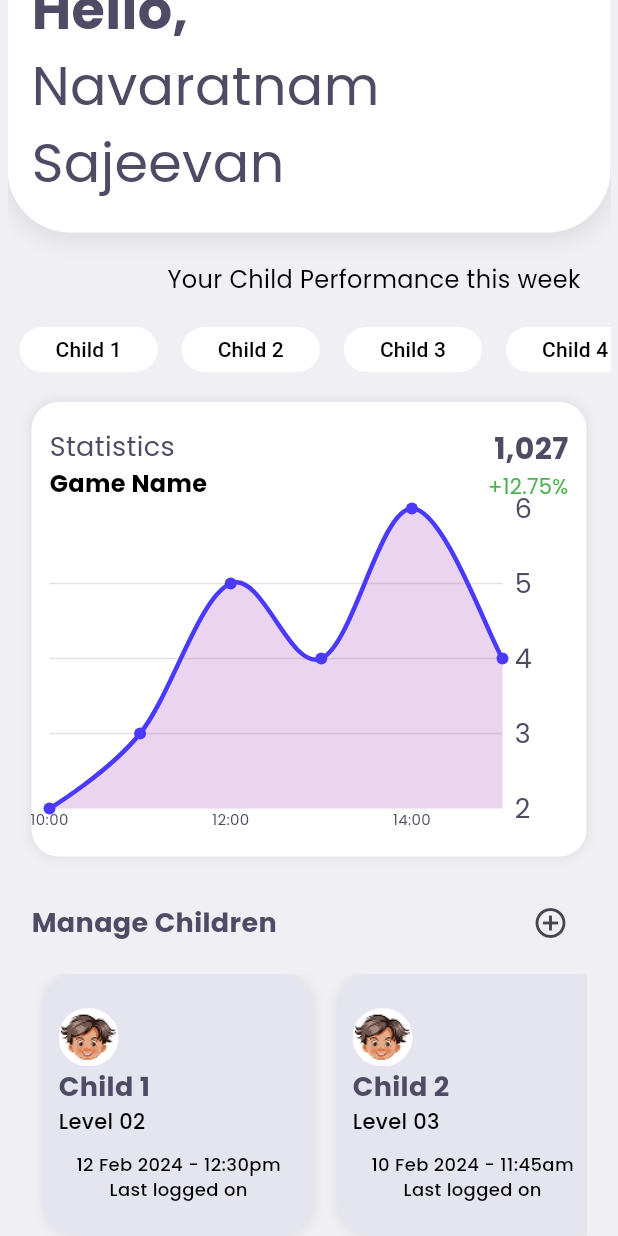
After one commit to IT21273858/24-25J-133-app, a Flutter app: the DashboardParent screen opened directly, scrolled down 95 dp, after a tap on the "add circle outline" icon, on a phone screen of 412 x 824 dp. The commit adds this screen. Run offline on Flutter 3.47's test engine with Material 3 defaults, Android fonts, the light colour scheme and no system bars; drawn by our look-alikes of fl_chart; our stand-ins replace flutter_feather_icons, google_fonts.

Commit message:
Dashboard for parent implemented

```diff
--- a/dyslexia/lib/CustomDrawer.dart
+++ b/dyslexia/lib/CustomDrawer.dart
@@ -1,3 +1,7 @@
+import 'package:dyslexia/DashboardParent.dart';
+import 'package:dyslexia/LoginPage.dart';
+import 'package:dyslexia/ProfileChild.dart';
+import 'package:dyslexia/ProfileParent.dart';
 import 'package:dyslexia/variables.dart';
 import 'package:flutter/material.dart';
 import 'package:flutter_feather_icons/flutter_feather_icons.dart';
@@ -11,10 +15,14 @@ class _CustomDrawerState extends State<CustomDrawer> {
   int selectedIndex = 0; // Active Menu Item
 
   final List<Map<String, dynamic>> menuItems = [
-    {"icon": FeatherIcons.home, "label": "Home"},
-    {"icon": FeatherIcons.gift, "label": "Lessons / Games"},
-    {"icon": FeatherIcons.award, "label": "Profile"},
-    {"icon": FeatherIcons.barChart2, "label": "Insights"},
+    {"icon": FeatherIcons.home, "label": "Home", "page": DashboardParent()},
+    {
+      "icon": FeatherIcons.gift,
+      "label": "Lessons / Games",
+      "page": ProfileParent(),
+    },
+    {"icon": FeatherIcons.award, "label": "Profile", "page": ProfileChild()},
+    {"icon": FeatherIcons.barChart2, "label": "Insights", "page": LoginPage()},
   ];
 
   @override
@@ -45,7 +53,6 @@ class _CustomDrawerState extends State<CustomDrawer> {
               children: [
                 Padding(padding: EdgeInsets.only(left: 40)),
                 Row(
-                  spacing: 10,
                   crossAxisAlignment: CrossAxisAlignment.center,
                   children: [
                     SizedBox(width: 5), // Left padding
@@ -54,8 +61,8 @@ class _CustomDrawerState extends State<CustomDrawer> {
                       borderRadius: BorderRadius.circular(16),
                       child: Image.asset(
                         "assets/images/menu_user.png",
-                        width: 120,
-                        height: 120,
+                        width: 80,
+                        height: 80,
                         fit: BoxFit.cover,
                       ),
                     ),
@@ -63,18 +70,16 @@ class _CustomDrawerState extends State<CustomDrawer> {
                     // Name & Role (Aligned Right)
                     Expanded(
                       child: Align(
-                        alignment:
-                            Alignment.centerRight, // Aligns text to the right
+                        alignment: Alignment.centerRight,
                         child: Column(
-                          crossAxisAlignment:
-                              CrossAxisAlignment.end, // Align text to right
+                          crossAxisAlignment: CrossAxisAlignment.end,
                           children: [
                             Text(
                               "Navaratnam Sanjeevan",
                               style: menuAppHeadingStyle,
                               maxLines: 2,
                               softWrap: true,
-                              textAlign: TextAlign.right, // Align text right
+                              textAlign: TextAlign.right,
                               overflow: TextOverflow.ellipsis,
                             ),
                             Text(
@@ -83,7 +88,7 @@ class _CustomDrawerState extends State<CustomDrawer> {
                                 color: Colors.grey,
                                 fontSize: 16,
                               ),
-                              textAlign: TextAlign.right, // Align text right
+                              textAlign: TextAlign.right,
                             ),
                           ],
                         ),
@@ -124,6 +129,14 @@ class _CustomDrawerState extends State<CustomDrawer> {
                     setState(() {
                       selectedIndex = index;
                     });
+
+                    // Navigate using MaterialPageRoute
+                    Navigator.pushReplacement(
+                      context,
+                      MaterialPageRoute(
+                        builder: (context) => menuItems[index]["page"],
+                      ),
+                    );
                   },
                   child: Container(
                     margin: EdgeInsets.symmetric(vertical: 4),
@@ -159,7 +172,11 @@ class _CustomDrawerState extends State<CustomDrawer> {
               width: double.infinity,
               child: ElevatedButton(
                 onPressed: () {
-                  // Handle logout action
+                  // Navigate to login page using MaterialPageRoute
+                  Navigator.pushReplacement(
+                    context,
+                    MaterialPageRoute(builder: (context) => LoginPage()),
+                  );
                 },
                 style: ElevatedButton.styleFrom(
                   backgroundColor: Colors.white,
--- /dev/null
+++ b/dyslexia/lib/DashboardParent.dart
@@ -0,0 +1,309 @@
+import 'package:flutter/material.dart';
+import 'package:dyslexia/CustomDrawer.dart';
+import 'package:dyslexia/components.dart';
+import 'package:fl_chart/fl_chart.dart';
+
+class DashboardParent extends StatelessWidget {
+  final List<FlSpot> performanceData = [
+    FlSpot(0, 2),
+    FlSpot(1, 3),
+    FlSpot(2, 5),
+    FlSpot(3, 4),
+    FlSpot(4, 6),
+    FlSpot(5, 4),
+  ]; // Sample Data
+
+  final List<String> children = ["Child 1", "Child 2", "Child 3", "Child 4"];
+
+  @override
+  Widget build(BuildContext context) {
+    return Scaffold(
+      backgroundColor: Color(0xFFF0EFF4),
+      body: Padding(
+        padding: const EdgeInsets.symmetric(horizontal: 5.0),
+        child: ListView(
+          children: [
+            Column(
+              spacing: 20,
+              children: [
+                _buildHeader(context),
+                Row(
+                  mainAxisAlignment: MainAxisAlignment.end,
+                  children: [
+                    Text(
+                      'Your Child Performance this week',
+                      style: TextStyle(color: Colors.black, fontSize: 16),
+                    ),
+                    Padding(padding: EdgeInsets.all(10)),
+                  ],
+                ),
+                _buildChildSelection(),
+                _buildPerformanceSection(),
+                _buildManageChildrenSection(),
+              ],
+            ),
+          ],
+        ),
+      ),
+    );
+  }
+
+  // Header Section
+  Widget _buildHeader(BuildContext context) {
+    return Container(
+      decoration: BoxDecoration(
+        color: Colors.white,
+        borderRadius: BorderRadius.only(
+          bottomLeft: Radius.circular(42),
+          bottomRight: Radius.circular(42),
+        ),
+        boxShadow: [
+          BoxShadow(
+            color: Colors.grey.withOpacity(0.2),
+            spreadRadius: 2,
+            blurRadius: 10,
+            offset: Offset(0, 4),
+          ),
+        ],
+      ),
+      padding: EdgeInsets.all(16),
+      child: Column(
+        children: [
+          Row(
+            mainAxisAlignment: MainAxisAlignment.spaceBetween,
+            children: [
+              _buildIconButton(Icons.menu, () {
+                Navigator.push(
+                  context,
+                  MaterialPageRoute(builder: (context) => CustomDrawer()),
+                );
+              }),
+              CircleAvatar(
+                radius: 20,
+                backgroundImage: AssetImage('assets/images/user.png'),
+              ),
+            ],
+          ),
+          SizedBox(height: 12),
+          Align(
+            alignment: Alignment.centerLeft,
+            child: Column(
+              crossAxisAlignment: CrossAxisAlignment.start,
+              children: [
+                Text(
+                  'Hello,',
+                  style: TextStyle(fontSize: 36, fontWeight: FontWeight.bold),
+                ),
+                Text(
+                  'Navaratnam Sajeevan',
+                  style: TextStyle(fontSize: 36, fontWeight: FontWeight.normal),
+                ),
+                SizedBox(height: 5),
+              ],
+            ),
+          ),
+        ],
+      ),
+    );
+  }
+
+  // Scrollable Child Selection
+  Widget _buildChildSelection() {
+    return Container(
+      height: 30,
+      child: ListView.builder(
+        scrollDirection: Axis.horizontal,
+        itemCount: children.length,
+        itemBuilder: (context, index) {
+          return Padding(
+            padding: EdgeInsets.symmetric(horizontal: 8.0),
+            child: ElevatedButton(
+              onPressed: () {},
+              style: ElevatedButton.styleFrom(
+                backgroundColor: Colors.white,
+                elevation: 0,
+                shape: RoundedRectangleBorder(
+                  borderRadius: BorderRadius.circular(20),
+                ),
+              ),
+              child: Text(
+                children[index],
+                style: TextStyle(color: Colors.black),
+              ),
+            ),
+          );
+        },
+      ),
+    );
+  }
+
+  // Performance Section with Line Chart
+  Widget _buildPerformanceSection() {
+    return Padding(
+      padding: EdgeInsets.symmetric(horizontal: 16.0),
+      child: Column(
+        children: [
+          Container(
+            padding: EdgeInsets.all(12),
+            decoration: BoxDecoration(
+              color: Colors.white,
+              borderRadius: BorderRadius.circular(18),
+              boxShadow: [
+                BoxShadow(
+                  color: Colors.grey.withOpacity(0.2),
+                  spreadRadius: 1,
+                  blurRadius: 5,
+                ),
+              ],
+            ),
+            child: Column(
+              crossAxisAlignment: CrossAxisAlignment.start,
+              spacing: 5,
+              children: [
+                Padding(padding: EdgeInsets.only(left: 10, right: 10)),
+                Row(
+                  mainAxisAlignment: MainAxisAlignment.spaceBetween,
+                  children: [
+                    Column(
+                      crossAxisAlignment: CrossAxisAlignment.start,
+                      children: [
+                        Text(
+                          'Statistics',
+                          style: TextStyle(
+                            fontSize: 18,
+                            fontWeight: FontWeight.normal,
+                          ),
+                        ),
+                        Text(
+                          'Game Name',
+                          style: TextStyle(
+                            fontSize: 16,
+                            color: Colors.black,
+                            fontWeight: FontWeight.bold,
+                          ),
+                        ),
+                      ],
+                    ),
+                    Column(
+                      crossAxisAlignment: CrossAxisAlignment.end,
+                      children: [
+                        Text(
+                          '1,027',
+                          style: TextStyle(
+                            fontSize: 20,
+                            fontWeight: FontWeight.bold,
+                          ),
+                        ),
+                        Text(
+                          '+12.75%',
+                          style: TextStyle(color: Colors.green, fontSize: 14),
+                        ),
+                      ],
+                    ),
+                  ],
+                ),
+                LineChartWidget(chartData: performanceData),
+              ],
+            ),
+          ),
+        ],
+      ),
+    );
+  }
+
+  // Manage Children Section
+  Widget _buildManageChildrenSection() {
+    return Padding(
+      padding: EdgeInsets.symmetric(horizontal: 16.0),
+      child: Column(
+        crossAxisAlignment: CrossAxisAlignment.start,
+        children: [
+          Row(
+            mainAxisAlignment: MainAxisAlignment.spaceBetween,
+            children: [
+              Text(
+                "Manage Children",
+                style: TextStyle(fontSize: 18, fontWeight: FontWeight.bold),
+              ),
+              IconButton(
+                icon: Icon(Icons.add_circle_outline, size: 24),
+                onPressed: () {},
+              ),
+            ],
+          ),
+          SizedBox(height: 10),
+          ChildCardSlider(
+            childData: [
+              {
+                "name": "Child 1",
+                "level": "Level 02",
+                "lastLogged": "12 Feb 2024 - 12:30pm",
+                "image": "assets/images/child.png",
+              },
+              {
+                "name": "Child 2",
+                "level": "Level 03",
+                "lastLogged": "10 Feb 2024 - 11:45am",
+                "image": "assets/images/child.png",
+              },
+              {
+                "name": "Child 3",
+                "level": "Level 01",
+                "lastLogged": "08 Feb 2024 - 02:15pm",
+                "image": "assets/images/child.png",
+              },
+            ],
+          ),
+        ],
+      ),
+    );
+  }
+
+  Widget _buildChildCard(String name, String level, String imagePath) {
+    return Container(
+      width: 160,
+      margin: EdgeInsets.only(right: 10),
+      padding: EdgeInsets.all(10),
+      decoration: BoxDecoration(
+        color: Colors.white,
+        borderRadius: BorderRadius.circular(16),
+        boxShadow: [
+          BoxShadow(
+            color: Colors.grey.withOpacity(0.2),
+            spreadRadius: 1,
+            blurRadius: 5,
+          ),
+        ],
+      ),
+      child: Column(
+        children: [
+          CircleAvatar(radius: 30, backgroundImage: AssetImage(imagePath)),
+          SizedBox(height: 8),
+          Text(name, style: TextStyle(fontWeight: FontWeight.bold)),
+          Text(level, style: TextStyle(color: Colors.grey)),
+        ],
+      ),
+    );
+  }
+
+  Widget _buildIconButton(IconData icon, VoidCallback onPressed) {
+    return Container(
+      decoration: BoxDecoration(
+        color: Colors.white,
+        shape: BoxShape.circle,
+        boxShadow: [
+          BoxShadow(
+            color: Colors.grey.withOpacity(0.2),
+            spreadRadius: 1,
+            blurRadius: 5,
+            offset: Offset(0, 2),
+          ),
+        ],
+      ),
+      child: IconButton(
+        icon: Icon(icon, color: Colors.black),
+        onPressed: onPressed,
+      ),
+    );
+  }
+}
--- a/dyslexia/lib/components.dart
+++ b/dyslexia/lib/components.dart
@@ -595,3 +595,73 @@ class GameCardSlider extends StatelessWidget {
     );
   }
 }
+
+class LineChartWidget extends StatelessWidget {
+  final List<FlSpot> chartData; // Accept data from Dashboard
+
+  const LineChartWidget({super.key, required this.chartData});
+
+  @override
+  Widget build(BuildContext context) {
+    return SizedBox(
+      height: 220,
+      child: LineChart(
+        LineChartData(
+          gridData: FlGridData(
+            show: true,
+            drawVerticalLine: false,
+            getDrawingHorizontalLine: (value) {
+              return FlLine(
+                color: Colors.grey.withOpacity(0.3),
+                strokeWidth: 1,
+              );
+            },
+          ),
+          titlesData: FlTitlesData(
+            show: true,
+            leftTitles: AxisTitles(sideTitles: SideTitles(showTitles: false)),
+            // rightTitles: AxisTitles(sideTitles: SideTitles(showTitles: false)),
+            topTitles: AxisTitles(sideTitles: SideTitles(showTitles: false)),
+            bottomTitles: AxisTitles(
+              sideTitles: SideTitles(
+                showTitles: true,
+                reservedSize: 20,
+                interval: 1,
+                getTitlesWidget: (value, meta) {
+                  switch (value.toInt()) {
+                    case 0:
+                      return Text("10:00", style: TextStyle(fontSize: 10));
+                    case 2:
+                      return Text("12:00", style: TextStyle(fontSize: 10));
+                    case 4:
+                      return Text("14:00", style: TextStyle(fontSize: 10));
+                    case 6:
+                      return Text("16:00", style: TextStyle(fontSize: 10));
+                    case 8:
+                      return Text("18:00", style: TextStyle(fontSize: 10));
+                    default:
+                      return Text("", style: TextStyle(fontSize: 10));
+                  }
+                },
+              ),
+            ),
+          ),
+          borderData: FlBorderData(show: false),
+          lineBarsData: [
+            LineChartBarData(
+              spots: chartData, // Dynamic data
+              isCurved: true,
+              color: linechartblueColor,
+              barWidth: 3,
+              isStrokeCapRound: true,
+              belowBarData: BarAreaData(
+                show: true,
+                color: Colors.purple.withOpacity(0.2),
+              ),
+            ),
+          ],
+        ),
+      ),
+    );
+  }
+}
--- a/dyslexia/lib/variables.dart
+++ b/dyslexia/lib/variables.dart
@@ -31,6 +31,8 @@ const Color cardBackgroundcolor = Color(0xFFE5E5EF);
 const Color cardBordercolor = Color(0xFF9370DB);
 const Color editbuttonColor = Color(0xFF4F4B65);
 const Color menuColor = Color(0xFF554997);
+const Color linechartblueColor = Color(0xFF4A3AFF);
+const Color linechartbodyColor = Color(0xFF6D3AFF);
 
 // Font styles using Poppins
 final TextStyle headingStyle = GoogleFonts.poppins(
```
